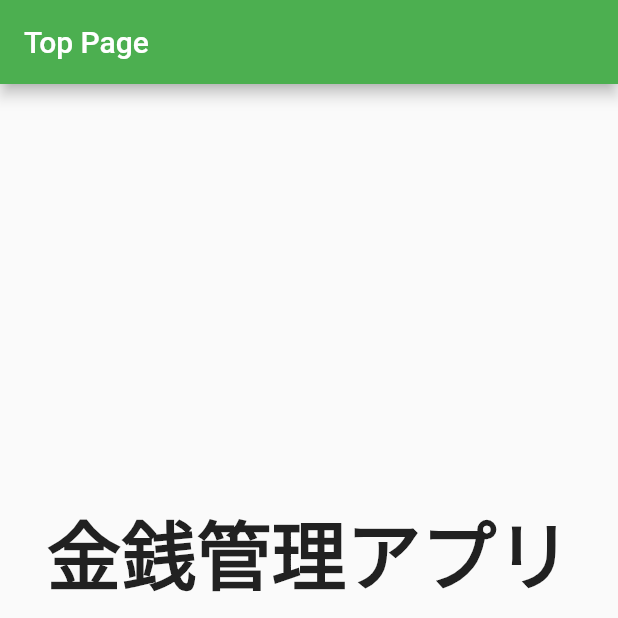
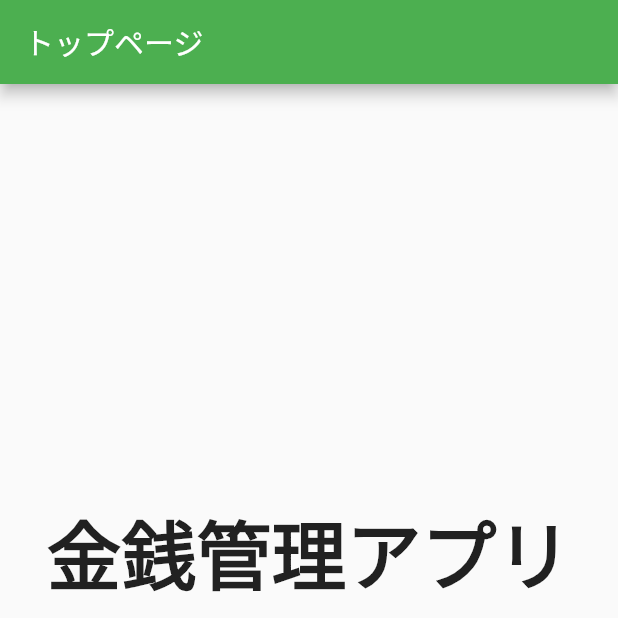
Before and after one commit to hanzawayuki/mobile, a Flutter app: the screen it shows after launch, on a phone screen of 412 x 824 dp, the top half of it. Run offline on Flutter 3.47's test engine with Material 2 defaults, Android fonts, the phone set to English and light mode, and no system bars; our stand-ins replace hive, hive_flutter; accounts and stored records are empty.

Commit message:
コードは正常らしい。拡張機能とか環境とからしいよ

```diff
--- a/lib/main.dart
+++ b/lib/main.dart
@@ -24,7 +24,7 @@ class MoneyManagerApp extends StatelessWidget {
       routes: {
         '/': (context) => TopPage(),
         '/moneyManager': (context) => HomePage(),
-        '/history': (context) => HistoryPage(history: History()),
+        '/history': (context) => HistoryPage(history: History(amount: '')),
       },
       initialRoute: '/',
     );
@@ -36,7 +36,7 @@ class TopPage extends StatelessWidget {
   Widget build(BuildContext context) {
     return Scaffold(
       appBar: AppBar(
-        title: Text('Top Page'),
+        title: Text('トップページ'),
       ),
       body: Center(
         child: Column(
@@ -84,10 +84,8 @@ class _HomePageState extends State<HomePage> {
 
     final box = await Hive.openBox<History>('history');
 
-    // History オブジェクトを作成し、データを設定
-    final history = History()..amount = amount.isNotEmpty ? amount : '';
+    final history = History(amount: amount.isNotEmpty ? amount : '');
 
-    // データを Hive ボックスに保存
     box.add(history);
 
     final route = MaterialPageRoute(
@@ -95,24 +93,17 @@ class _HomePageState extends State<HomePage> {
       settings: RouteSettings(arguments: amount),
     );
 
-    await Future.delayed(Duration.zero); // ミリ秒単位で非同期のギャップを作成します
-
+    await Future.delayed(Duration.zero);
+    print('Before navigating to history page');
     await Navigator.push(context, route);
-
-    //   await Navigator.push(
-    //     context,
-    //     MaterialPageRoute(
-    //       builder: (context) => HistoryPage(history: history),
-    //       settings: RouteSettings(arguments: amount),
-    //     ),
-    //   );
+    print('After navigating to history page');
   }
 
   @override
   Widget build(BuildContext context) {
     return Scaffold(
       appBar: AppBar(
-        title: Text('Money Manager'),
+        title: Text('金額保存画面'),
       ),
       body: Padding(
         padding: const EdgeInsets.all(16.0),
@@ -227,3 +218,9 @@ class _HistoryPageState extends State<HistoryPage> {
     );
   }
 }
+
+class History {
+  final String amount;
+
+  History({required this.amount});
+}
```
Also changed, not shown: pubspec.lock.
